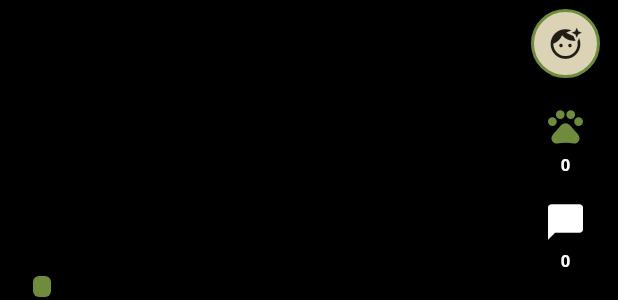
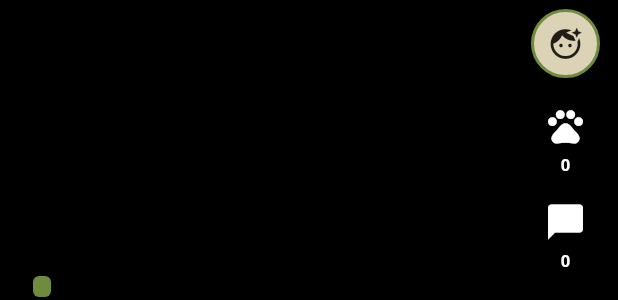
Before and after one commit to valeriacastillolopez/loquito_app, a Flutter app: the VideoCard widget shown alone on an empty page, opened directly with empty values, on a phone screen of 412 x 824 dp. Shown: the part 654-954 px from the top of the screen. Run offline on Flutter 3.47's test engine with Material 3 defaults, Android fonts, the phone set to English and light mode, and no system bars; our stand-ins replace google_fonts, video_player; network calls fail.

Commit message:
Commit 14, agrega like con doble toque, comentarios y compartir en el feed

```diff
--- a/lib/cat_tube/widgets/video_card.dart
+++ b/lib/cat_tube/widgets/video_card.dart
@@ -1,15 +1,26 @@
 import 'package:flutter/material.dart';
+import 'package:flutter/services.dart';
 import 'package:video_player/video_player.dart';
 import '../../design_tokens.dart';
+import '../models/post_interaction.dart';
 import '../models/video_post.dart';
+import 'comments_sheet.dart';
+import 'share_sheet.dart';
 
-/// Una publicación del feed de CatTube con su video real.
-/// Solo reproduce cuando [isActive] es true (la página visible).
+// Solo reproduce cuando [isActive] es true
 class VideoCard extends StatefulWidget {
-  const VideoCard({super.key, required this.post, required this.isActive});
+  const VideoCard({
+    super.key,
+    required this.post,
+    required this.isActive,
+    required this.interaction,
+  });
 
   final VideoPost post;
   final bool isActive;
+
+  // Likes, comentarios y compartidos de este video
+  final PostInteraction interaction;
 
   @override
   State<VideoCard> createState() => _VideoCardState();
@@ -18,6 +29,13 @@ class VideoCard extends StatefulWidget {
 class _VideoCardState extends State<VideoCard> {
   VideoPlayerController? _controller;
   bool _userPaused = false;
+
+  // estado visual de las animaciones
+  bool _likePop = false;
+  bool _bigPaw = false;
+  String? _toast;
+
+  PostInteraction get _it => widget.interaction;
 
   @override
   void initState() {
@@ -63,6 +81,7 @@ class _VideoCardState extends State<VideoCard> {
     super.dispose();
   }
 
+  // ------------------------------------------------------------ reproducción
   void _togglePlay() {
     final c = _controller;
     if (c == null || !c.value.isInitialized) return;
@@ -72,6 +91,83 @@ class _VideoCardState extends State<VideoCard> {
     });
   }
 
+  // ------------------------------------------------------------------- like
+  void _pop() {
+    _likePop = true;
+    Future.delayed(const Duration(milliseconds: 160), () {
+      if (mounted) setState(() => _likePop = false);
+    });
+  }
+
+  void _toggleLike() {
+    setState(() {
+      _it.liked = !_it.liked;
+      _pop();
+    });
+  }
+
+  void _doubleTapLike() {
+    setState(() {
+      _it.liked = true;
+      _bigPaw = true;
+      _pop();
+    });
+    Future.delayed(const Duration(milliseconds: 700), () {
+      if (mounted) setState(() => _bigPaw = false);
+    });
+  }
+
+  // ------------------------------------------------------------ comentarios
+  void _openComments() {
+    showModalBottomSheet<void>(
+      context: context,
+      isScrollControlled: true,
+      backgroundColor: Colors.transparent,
+      builder: (_) => CommentsSheet(
+        comments: _it.comments,
+        totalCount: () => widget.post.comments + _it.addedComments,
+        onSend: (text) {
+          setState(() {
+            _it.comments.insert(
+              0,
+              PostComment(user: '@tu_usuario', text: text, time: 'ahora'),
+            );
+            _it.addedComments++;
+          });
+        },
+      ),
+    );
+  }
+
+  // -------------------------------------------------------------- compartir
+  void _openShare() {
+    showModalBottomSheet<void>(
+      context: context,
+      backgroundColor: Colors.transparent,
+      builder: (_) => ShareSheet(onPick: _onSharePick),
+    );
+  }
+
+  void _onSharePick(String option) {
+    if (option == 'Copiar enlace') {
+      Clipboard.setData(
+        ClipboardData(text: 'https://cattube.app/v/${widget.post.id}'),
+      );
+      _showToast('Enlace copiado');
+    } else {
+      _showToast('Compartido en $option');
+    }
+    setState(() => _it.shares++);
+  }
+
+  void _showToast(String message) {
+    setState(() => _toast = message);
+    Future.delayed(const Duration(milliseconds: 1800), () {
+      if (mounted && _toast == message) setState(() => _toast = null);
+    });
+  }
+
+  // ------------------------------------------------------------------ build
   @override
   Widget build(BuildContext context) {
     final post = widget.post;
@@ -82,10 +178,11 @@ class _VideoCardState extends State<VideoCard> {
     return Stack(
       fit: StackFit.expand,
       children: [
-        // --- el video (o negro mientras carga) ---
+        // --- el video (un toque pausa, doble toque da like) ---
         GestureDetector(
           behavior: HitTestBehavior.opaque,
           onTap: _togglePlay,
+          onDoubleTap: _doubleTapLike,
           child: Container(
             color: Colors.black,
             child: ready
@@ -121,6 +218,26 @@ class _VideoCardState extends State<VideoCard> {
           ),
         ),
 
+        // huella grande del doble toque
+        Center(
+          child: IgnorePointer(
+            child: AnimatedOpacity(
+              opacity: _bigPaw ? 1 : 0,
+              duration: const Duration(milliseconds: 200),
+              child: AnimatedScale(
+                scale: _bigPaw ? 1.0 : 0.4,
+                duration: const Duration(milliseconds: 250),
+                curve: Curves.easeOutBack,
+                child: const Icon(
+                  Icons.pets,
+                  size: 110,
+                  color: LoquitoTokens.catGreen,
+                ),
+              ),
+            ),
+          ),
+        ),
+
         // estado: cargando / error / pausado
         if (!ready)
           Center(
@@ -143,6 +260,39 @@ class _VideoCardState extends State<VideoCard> {
             child: IgnorePointer(
               child: Icon(Icons.play_arrow_rounded,
                   size: 72, color: Colors.white54),
+            ),
+          ),
+
+        // aviso corto (enlace copiado, compartido…)
+        Positioned(
+          top: 120,
+          left: 0,
+          right: 0,
+          child: IgnorePointer(
+            child: Center(
+              child: AnimatedOpacity(
+                opacity: _toast == null ? 0 : 1,
+                duration: const Duration(milliseconds: 200),
+                child: Container(
+                  padding: const EdgeInsets.symmetric(
+                    horizontal: 16,
+                    vertical: 8,
+                  ),
+                  decoration: BoxDecoration(
+                    color: Colors.black87,
+                    borderRadius: BorderRadius.circular(20),
+                    border: Border.all(color: LoquitoTokens.catGreen),
+                  ),
+                  child: Text(
+                    _toast ?? '',
+                    style: LoquitoTokens.typewriter(
+                      size: 12,
+                      color: Colors.white,
+                    ),
+                  ),
+                ),
+              ),
+            ),
           ),
         ),
 
@@ -230,7 +380,7 @@ class _VideoCardState extends State<VideoCard> {
           ),
         ),
 
-        // columna derecha: avatar + acciones
+        // columna derecha: avatar + like + comentarios + compartir
         Positioned(
           right: 12,
           bottom: 96,
@@ -240,20 +390,24 @@ class _VideoCardState extends State<VideoCard> {
               const SizedBox(height: 18),
               _SideAction(
                 icon: Icons.pets,
-                label: formatCount(post.likes),
-                color: LoquitoTokens.catGreen,
+                label: formatCount(post.likes + (_it.liked ? 1 : 0)),
+                color: _it.liked ? LoquitoTokens.catGreen : Colors.white,
+                scale: _likePop ? 1.4 : 1.0,
+                onTap: _toggleLike,
               ),
               const SizedBox(height: 16),
               _SideAction(
                 icon: Icons.chat_bubble,
-                label: formatCount(post.comments),
+                label: formatCount(post.comments + _it.addedComments),
                 color: Colors.white,
+                onTap: _openComments,
               ),
               const SizedBox(height: 16),
               _SideAction(
                 icon: Icons.reply,
-                label: formatCount(post.shares),
+                label: formatCount(post.shares + _it.shares),
                 color: Colors.white,
+                onTap: _openShare,
               ),
               const SizedBox(height: 16),
               const _SoundDisc(),
@@ -322,17 +476,29 @@ class _SideAction extends StatelessWidget {
     required this.icon,
     required this.label,
     required this.color,
+    this.onTap,
+    this.scale = 1.0,
   });
 
   final IconData icon;
   final String label;
   final Color color;
+  final VoidCallback? onTap;
+  final double scale;
 
   @override
   Widget build(BuildContext context) {
-    return Column(
+    return GestureDetector(
+      behavior: HitTestBehavior.opaque,
+      onTap: onTap,
+      child: Column(
         children: [
-        Icon(icon, color: color, size: 28),
+          AnimatedScale(
+            scale: scale,
+            duration: const Duration(milliseconds: 120),
+            curve: Curves.easeOut,
+            child: Icon(icon, color: color, size: 28),
+          ),
           const SizedBox(height: 4),
           Text(
             label,
@@ -343,6 +509,7 @@ class _SideAction extends StatelessWidget {
             ),
           ),
         ],
+      ),
     );
   }
 }
```
Also changed, not shown: lib/cat_tube/cat_tube_screen.dart (+11 -4 lines). Lines whose indentation alone changed are shown as unchanged.
